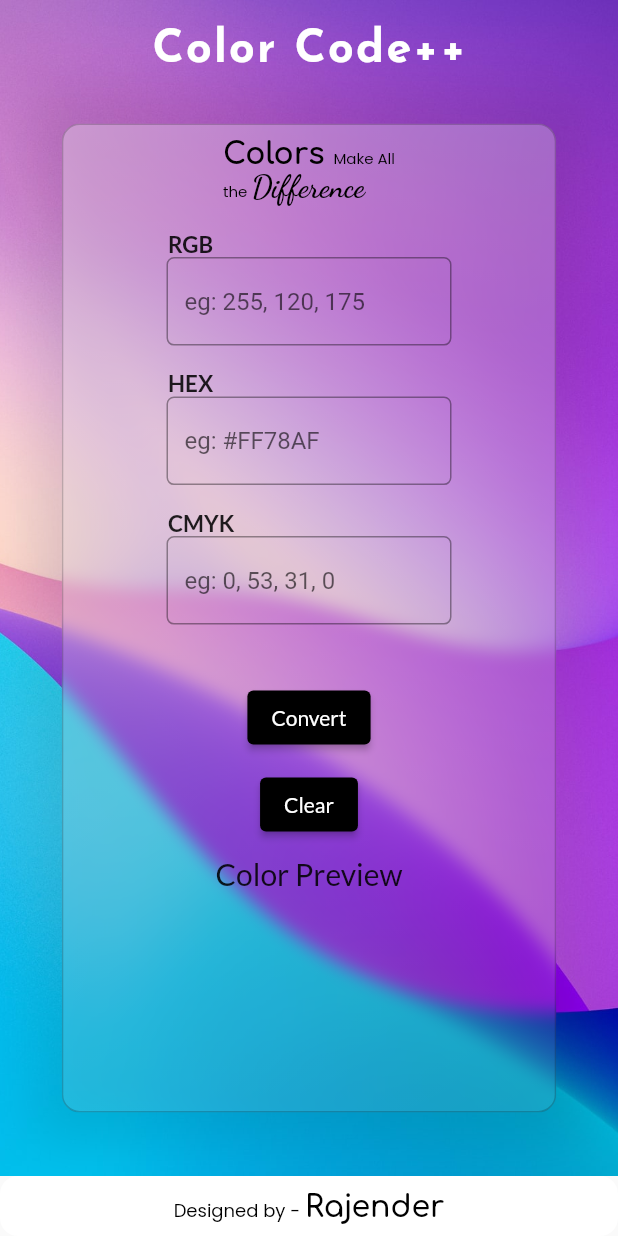
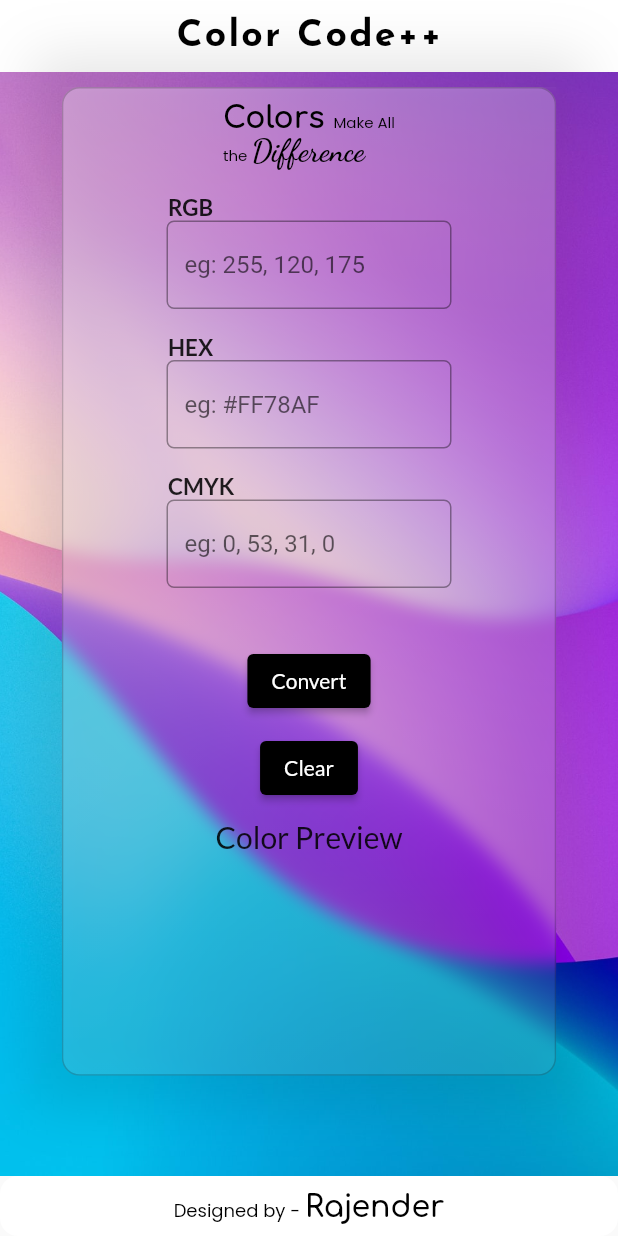
Before and after one commit to rajenderK7/color_code_converter, a Flutter app: the screen it shows after launch, on a phone screen of 412 x 824 dp. Run offline on Flutter 3.47's test engine with Material 2 defaults, Android fonts, the phone set to English and light mode, and no system bars; our stand-ins replace google_fonts, url_strategy; missing offline and left inert: color_converter.

Commit message:
addded new changes

```diff
--- a/lib/components/main_body.dart
+++ b/lib/components/main_body.dart
@@ -1,5 +1,6 @@
 import 'dart:ui';
 import 'package:color_code_converter/components/color_quote.dart';
+import 'package:google_fonts/google_fonts.dart';
 import 'package:color_code_converter/components/converter_ui.dart';
 import 'package:color_code_converter/components/mobile_view.dart';
 import 'package:flutter/material.dart';
@@ -24,7 +25,34 @@ class MainBody extends StatelessWidget {
                       "assets/images/fakurian-design-E8Ufcyxz514-unsplash.jpg"),
                   fit: BoxFit.cover),
             ),
-            child: Center(
+            child: Column(
+              children: [
+                // const SizedBox(height: 20),
+                // Text(
+                //   "Color Code++",
+                //   style: GoogleFonts.josefinSans(
+                //     fontWeight: FontWeight.bold,
+                //     color: Colors.white,
+                //     fontSize: 30,
+                //     letterSpacing: 1.5,
+                //   ),
+                // ),
+                AppBar(
+                  centerTitle: true,
+                  title: Text(
+                    "Color Code++",
+                    style: GoogleFonts.josefinSans(
+                      fontWeight: FontWeight.bold,
+                      color: Colors.black,
+                      fontSize: 30,
+                      letterSpacing: 1.5,
+                    ),
+                  ),
+                  backgroundColor: Colors.white,
+                  elevation: 0.0,
+                ),
+                const SizedBox(height: 50),
+                Center(
                   child: Container(
                     decoration: BoxDecoration(
                       boxShadow: [
@@ -82,6 +110,8 @@ class MainBody extends StatelessWidget {
                     ),
                   ),
                 ),
+              ],
+            ),
           );
         }
       },
--- a/lib/components/mobile_view.dart
+++ b/lib/components/mobile_view.dart
@@ -1,5 +1,6 @@
 import 'dart:ui';
 import 'package:color_code_converter/components/color_quote_mobile.dart';
+import 'package:google_fonts/google_fonts.dart';
 import 'package:color_code_converter/components/converter_ui.dart';
 import 'package:flutter/material.dart';
 
@@ -9,8 +10,7 @@ class MobileView extends StatelessWidget {
   @override
   Widget build(BuildContext context) {
     Size _size = MediaQuery.of(context).size;
-    return SingleChildScrollView(
-      child: Container(
+    return Container(
       width: double.infinity,
       height: _size.height,
       decoration: const BoxDecoration(
@@ -20,7 +20,36 @@ class MobileView extends StatelessWidget {
           fit: BoxFit.fitHeight,
         ),
       ),
-        child: Center(
+      child: SingleChildScrollView(
+        child: Column(
+          children: [
+            // const SizedBox(height: 10),
+            AppBar(
+              centerTitle: true,
+              title: Text(
+                "Color Code++",
+                style: GoogleFonts.josefinSans(
+                  fontWeight: FontWeight.bold,
+                  color: Colors.black,
+                  fontSize: 25,
+                  letterSpacing: 1.5,
+                ),
+              ),
+              toolbarHeight: 48,
+              backgroundColor: Colors.white,
+              elevation: 0.0,
+            ),
+            // Text(
+            //   "Color Code++",
+            //   style: GoogleFonts.josefinSans(
+            //     fontWeight: FontWeight.bold,
+            //     color: Colors.white,
+            //     fontSize: 30,
+            //     letterSpacing: 1.5,
+            //   ),
+            // ),
+            const SizedBox(height: 10),
+            Center(
               child: Container(
                 decoration: BoxDecoration(
                   boxShadow: [
@@ -39,7 +68,9 @@ class MobileView extends StatelessWidget {
                     ),
                     child: Container(
                       width: _size.width * 0.8,
-                  height: _size.height * 0.8,
+                      height: (_size.width < 380 || _size.height < 750)
+                          ? _size.height * 0.82
+                          : _size.height * 0.8,
                       decoration: BoxDecoration(
                         borderRadius: BorderRadius.circular(12),
                         border: Border.all(
@@ -67,6 +98,8 @@ class MobileView extends StatelessWidget {
                 ),
               ),
             ),
+          ],
+        ),
       ),
     );
   }
--- a/lib/main.dart
+++ b/lib/main.dart
@@ -1,7 +1,11 @@
 import 'package:color_code_converter/screens/home_screen.dart';
+import 'package:url_strategy/url_strategy.dart';
+
 import 'package:flutter/material.dart';
 
 void main() {
+  WidgetsFlutterBinding.ensureInitialized();
+  setPathUrlStrategy();
   runApp(const MyApp());
 }
 
@@ -11,22 +15,10 @@ class MyApp extends StatelessWidget {
   // This widget is the root of your application.
   @override
   Widget build(BuildContext context) {
-    return MaterialApp(
+    return const MaterialApp(
       title: 'Color Code++',
       debugShowCheckedModeBanner: false,
-      theme: ThemeData(
-          // This is the theme of your application.
-          //
-          // Try running your application with "flutter run". You'll see the
-          // application has a blue toolbar. Then, without quitting the app, try
-          // changing the primarySwatch below to Colors.green and then invoke
-          // "hot reload" (press "r" in the console where you ran "flutter run",
-          // or simply save your changes to "hot reload" in a Flutter IDE).
-          // Notice that the counter didn't reset back to zero; the application
-          // is not restarted.
-          // primarySwatch: Colors.white,
-          ),
-      home: const HomePage(),
+      home: HomePage(),
     );
   }
 }
--- a/lib/screens/home_screen.dart
+++ b/lib/screens/home_screen.dart
@@ -10,23 +10,23 @@ class HomePage extends StatelessWidget {
   Widget build(BuildContext context) {
     return Scaffold(
       extendBodyBehindAppBar: true,
-      appBar: AppBar(
-        centerTitle: true,
-        title: Padding(
-          padding: const EdgeInsets.only(top: 10.0),
-          child: Text(
-            "Color Code++",
-            style: GoogleFonts.josefinSans(
-              fontWeight: FontWeight.bold,
-              color: Colors.white,
-              fontSize: 30,
-              letterSpacing: 1.5,
-            ),
-          ),
-        ),
-        backgroundColor: Colors.transparent,
-        elevation: 0.0,
-      ),
+      // appBar: AppBar(
+      //   centerTitle: true,
+      //   title: Padding(
+      //     padding: const EdgeInsets.only(top: 10.0),
+      //     child: Text(
+      //       "Color Code++",
+      //       style: GoogleFonts.josefinSans(
+      //         fontWeight: FontWeight.bold,
+      //         color: Colors.white,
+      //         fontSize: 30,
+      //         letterSpacing: 1.5,
+      //       ),
+      //     ),
+      //   ),
+      //   backgroundColor: Colors.transparent,
+      //   elevation: 0.0,
+      // ),
       body: const MainBody(),
       bottomNavigationBar: const DesignedBy(),
     );
--- a/lib/widgets/color_preview.dart
+++ b/lib/widgets/color_preview.dart
@@ -9,11 +9,13 @@ class ColorPreview extends StatelessWidget {
   Widget build(BuildContext context) {
     return Column(
       children: [
-        Text(
-          "Color Preview",
-          style: GoogleFonts.lato(
-            fontWeight: FontWeight.w500,
-            fontSize: 20,
+        Center(
+          child: Text(
+            "Color Preview",
+            style: GoogleFonts.lato(
+              fontWeight: FontWeight.w500,
+              fontSize: 20,
+            ),
           ),
         ),
         const SizedBox(
@@ -23,6 +25,9 @@ class ColorPreview extends StatelessWidget {
           width: 200,
           height: 50,
           color: colorValue == -1 ? Colors.transparent : Color(colorValue),
+          // child: colorValue == -1
+          //     ? const Center(child: Text("No preview available yet."))
+          //     : null,
         ),
       ],
     );
--- a/pubspec.yaml
+++ b/pubspec.yaml
@@ -48,6 +48,8 @@ dev_dependencies:
   google_fonts: ^2.2.0
   # color converter
   color_converter: ^0.2.1
+  # for removing the hash from the URL
+  url_strategy: ^0.2.0
 # For information on the generic Dart part of this file, see the
 # following page: https://dart.dev/tools/pub/pubspec
 
```
Also changed, not shown: pubspec.lock. Lines whose indentation alone changed are shown as unchanged.
